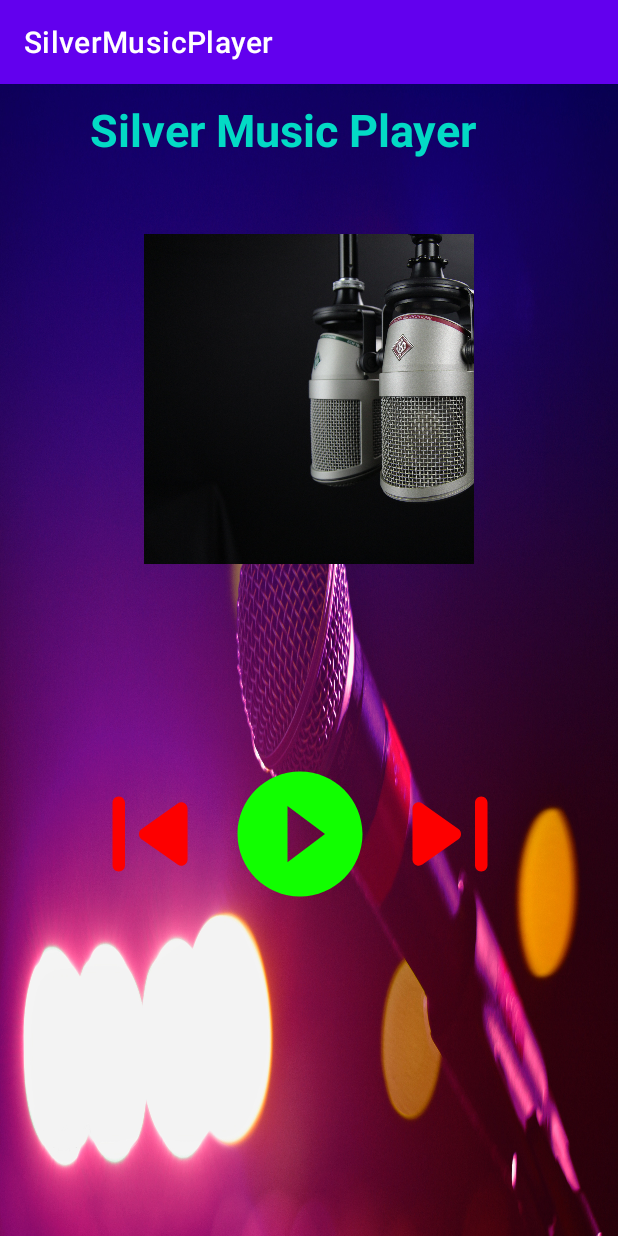
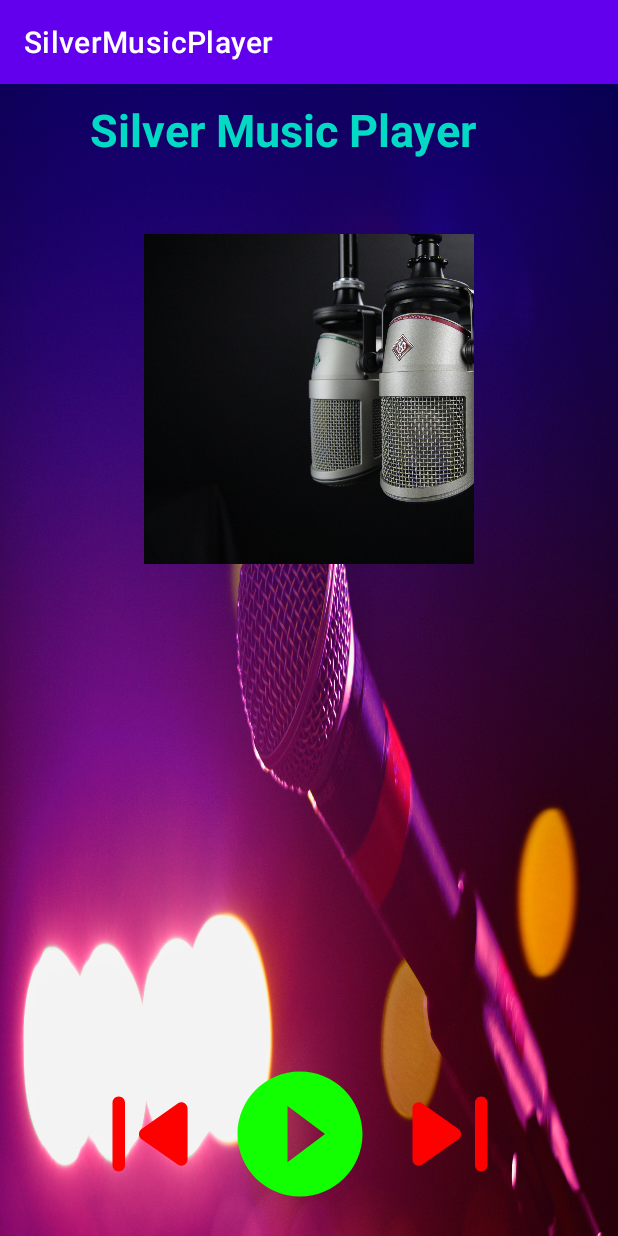
Before and after one commit to gnsgns6/SilverMusicPlayer2, an Android app: the screen it shows after launch (MainActivity), on a phone screen of 412 x 824 dp. Run offline under Robolectric (Android 15) with nearby library versions, the phone set to English and light mode, and no system bars.

Commit message:
Initial Code

```diff
--- a/app/src/main/res/layout/activity_main.xml
+++ b/app/src/main/res/layout/activity_main.xml
@@ -44,7 +44,7 @@
     <ImageView
         android:layout_width="100dp"
         android:layout_height="100dp"
-        android:layout_marginTop="450dp"
+        android:layout_marginTop="650dp"
         android:layout_marginStart="150dp"
         android:contentDescription="@string/play_button_icon"
         android:src="@drawable/play_icon"
@@ -52,7 +52,7 @@
     <ImageView
         android:layout_width="100dp"
         android:layout_height="100dp"
-        android:layout_marginTop="450dp"
+        android:layout_marginTop="650dp"
         android:layout_marginStart="250dp"
         android:contentDescription="@string/next_button_icon"
         android:src="@drawable/skip_next"
@@ -60,7 +60,7 @@
     <ImageView
         android:layout_width="100dp"
         android:layout_height="100dp"
-        android:layout_marginTop="450dp"
+        android:layout_marginTop="650dp"
         android:layout_marginStart="50dp"
         android:contentDescription="@string/previous_button_icon"
         android:src="@drawable/skip_previous"
```
